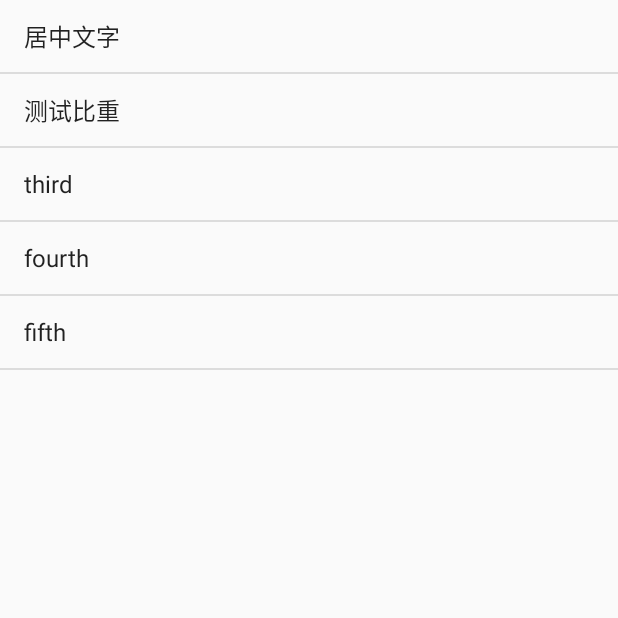
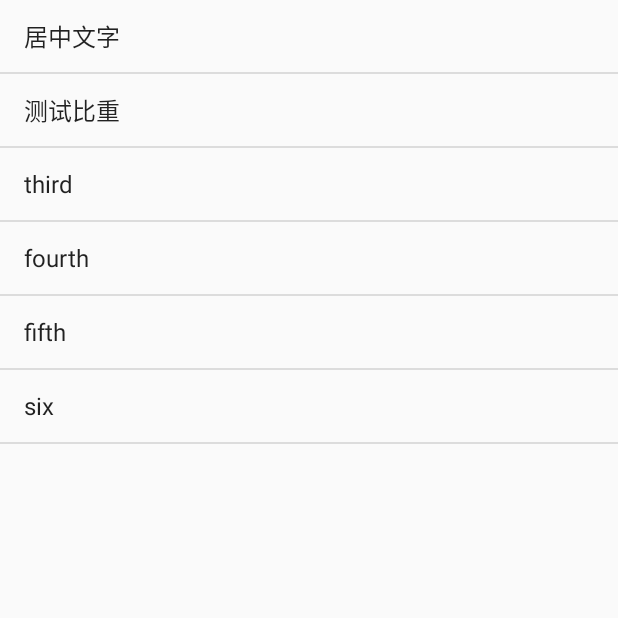
Before and after one commit to kapaseker/ILoveWanzi, an Android app: the screen it shows after launch (MainActivity), on a phone screen of 412 x 824 dp, the top half of it. Run offline under Robolectric (Android 15) with nearby library versions, the phone set to English and light mode, and no system bars.

Commit message:
增加 six

```diff
--- a/app/src/main/java/com/example/hengwang/mywanzi/MainActivity.java
+++ b/app/src/main/java/com/example/hengwang/mywanzi/MainActivity.java
@@ -14,7 +14,7 @@ public class MainActivity extends Activity {
 //    TextView txtName = null;
 
     private static final String[] strs = new String[]{
-            "居中文字", "测试比重", "third", "fourth", "fifth"
+            "居中文字", "测试比重", "third", "fourth", "fifth","six"
     };
 
 
```
